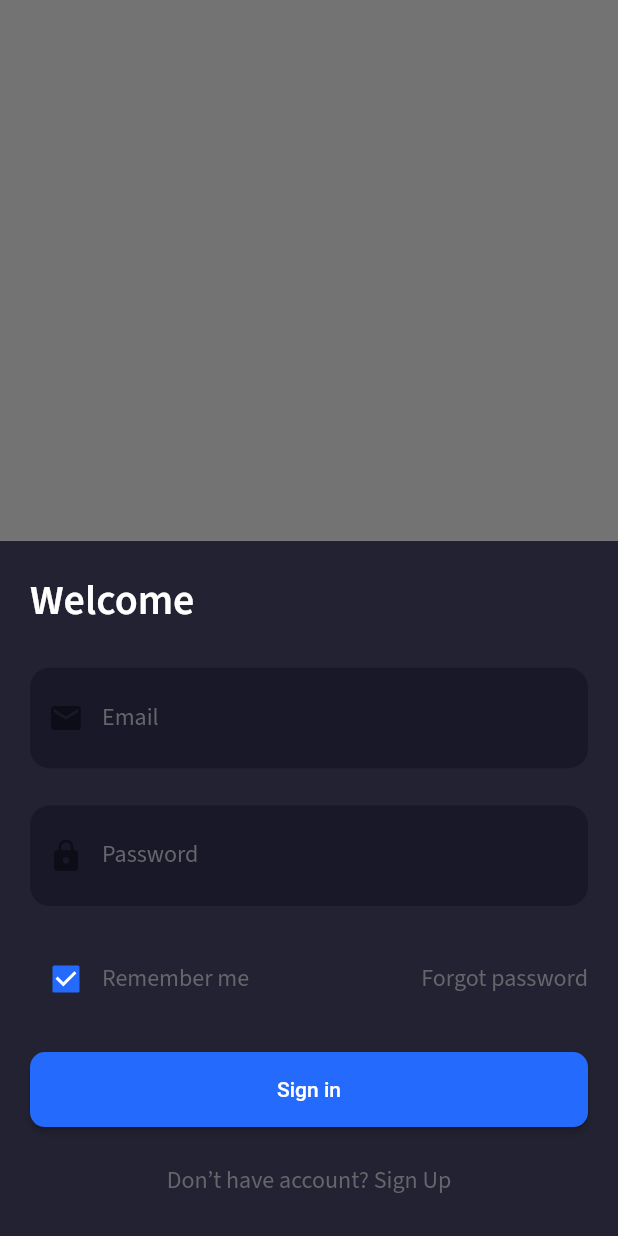
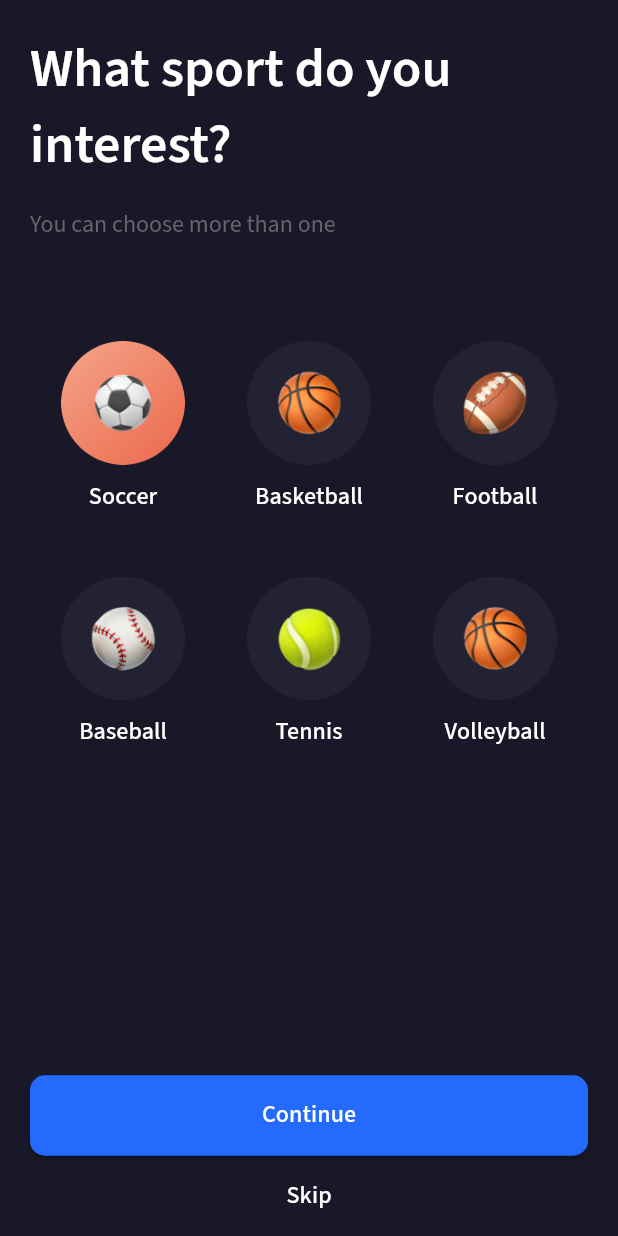
Before and after one commit to oluwakeye-john/livescore, a Flutter app: what showLoginModal() shows on an empty page, opened directly, after a tap on "Sign in", on a phone screen of 412 x 824 dp. Run offline on Flutter 3.47's test engine with Material 2 defaults, Android fonts, the phone set to English and light mode, and no system bars; our stand-ins replace google_fonts.

Commit message:
update to interest page

```diff
--- a/lib/main.dart
+++ b/lib/main.dart
@@ -1,4 +1,5 @@
 import 'package:flutter/material.dart';
+import 'package:sport_app/screens/interest.dart';
 import 'package:sport_app/screens/splash.dart';
 import 'package:sport_app/theme/index.dart';
 
@@ -14,7 +15,11 @@ class MyApp extends StatelessWidget {
       debugShowCheckedModeBanner: false,
       themeMode: ThemeMode.dark,
       theme: getTheme(),
-      home: SplashScreen(),
+      routes: {
+        "/": (_) => SplashScreen(),
+        "/interest": (_) => InterestScreen()
+      },
+      initialRoute: "/",
     ));
   }
 }
--- /dev/null
+++ b/lib/models/interest.dart
@@ -0,0 +1,6 @@
+class Interest {
+  String name;
+  String imagePath;
+
+  Interest({required this.name, required this.imagePath});
+}
--- a/lib/screens/home.dart
+++ /dev/null
@@ -1,13 +0,0 @@
-import 'package:flutter/material.dart';
-import 'package:sport_app/layout.dart';
-
-class HomeScreen extends StatelessWidget {
-  @override
-  Widget build(BuildContext context) {
-    return (AppLayout(
-      child: Center(
-        child: Text("Hello world"),
-      ),
-    ));
-  }
-}
--- /dev/null
+++ b/lib/screens/interest.dart
@@ -0,0 +1,135 @@
+import 'package:flutter/material.dart';
+// ignore: import_of_legacy_library_into_null_safe
+import 'package:sport_app/layout.dart';
+import 'package:sport_app/models/interest.dart';
+import 'package:sport_app/utils/responsive.dart';
+import 'package:sport_app/widgets/button.dart';
+
+class InterestScreen extends StatelessWidget {
+  @override
+  Widget build(BuildContext context) {
+    return (AppLayout(
+        child: Column(
+      children: [
+        _InterestTitle(),
+        _InterestSubtitle(),
+        _InterestList(),
+        _InterestButton()
+      ],
+    )));
+  }
+}
+
+class _InterestTitle extends StatelessWidget {
+  @override
+  Widget build(BuildContext context) {
+    ThemeData theme = Theme.of(context);
+    return (Container(
+        margin: EdgeInsets.only(
+            bottom: getResponsiveHeight(context: context, height: 2)),
+        child: Align(
+            alignment: Alignment.centerLeft,
+            child: Text(
+              "What sport do you interest?",
+              style: theme.textTheme.headline3,
+            ))));
+  }
+}
+
+class _InterestSubtitle extends StatelessWidget {
+  @override
+  Widget build(BuildContext context) {
+    ThemeData theme = Theme.of(context);
+    return (Container(
+      child: Align(
+        alignment: Alignment.centerLeft,
+        child: Text(
+          "You can choose more than one",
+          style: theme.textTheme.caption,
+        ),
+      ),
+    ));
+  }
+}
+
+List<Interest> interests = [
+  Interest(name: "Soccer", imagePath: "assets/interests/soccer.png"),
+  Interest(name: "Basketball", imagePath: "assets/interests/basketball.png"),
+  Interest(name: "Football", imagePath: "assets/interests/football.png"),
+  Interest(name: "Baseball", imagePath: "assets/interests/baseball.png"),
+  Interest(name: "Tennis", imagePath: "assets/interests/tennis.png"),
+  Interest(name: "Volleyball", imagePath: "assets/interests/basketball.png"),
+];
+
+class _InterestList extends StatelessWidget {
+  @override
+  Widget build(BuildContext context) {
+    return (Expanded(
+      child: Container(
+        margin: EdgeInsets.only(
+            top: getResponsiveHeight(context: context, height: 8)),
+        child: GridView.builder(
+            itemCount: interests.length,
+            gridDelegate: SliverGridDelegateWithFixedCrossAxisCount(
+                crossAxisCount: 3,
+                mainAxisSpacing:
+                    getResponsiveHeight(context: context, height: 4)),
+            itemBuilder: (context, pos) {
+              return (_InterestItem(
+                interest: interests[pos],
+              ));
+            }),
+      ),
+    ));
+  }
+}
+
+class _InterestItem extends StatelessWidget {
+  final Interest interest;
+
+  _InterestItem({required this.interest});
+
+  @override
+  Widget build(BuildContext context) {
+    ThemeData theme = Theme.of(context);
+    return (GestureDetector(
+      onTap: () {},
+      child: Column(
+        children: [
+          SizedBox(
+              width: getResponsiveWidth(context: context, width: 20),
+              child: Image.asset(
+                interest.imagePath,
+              )),
+          Padding(
+            padding: EdgeInsets.only(top: 10),
+            child: Text(
+              interest.name,
+              style: theme.textTheme.subtitle2,
+            ),
+          )
+        ],
+      ),
+    ));
+  }
+}
+
+class _InterestButton extends StatelessWidget {
+  @override
+  Widget build(BuildContext context) {
+    return (Column(
+      children: [
+        ExpandedWidth(
+            child: CustomButton(
+          onPress: () {},
+          text: "Continue",
+        )),
+        ExpandedWidth(
+            child: CustomFlatButton(
+          text: "Skip",
+          onPress: () {},
+        ))
+      ],
+    ));
+  }
+}
--- a/lib/screens/login.dart
+++ b/lib/screens/login.dart
@@ -15,7 +15,7 @@ showLoginModal({required BuildContext context}) {
           color: Color(modalBg),
           child: Column(
             children: [
-              LoginTitle(),
+              _LoginTitle(),
               CustomInput(
                 text: "Email",
                 icon: Icons.email,
@@ -25,16 +25,16 @@ showLoginModal({required BuildContext context}) {
                 icon: Icons.lock,
                 secure: true,
               ),
-              LoginRemember(),
-              LoginButton(),
-              LoginBase()
+              _LoginRemember(),
+              _LoginButton(),
+              _LoginBase()
             ],
           ),
         );
       });
 }
 
-class LoginTitle extends StatelessWidget {
+class _LoginTitle extends StatelessWidget {
   @override
   Widget build(BuildContext context) {
     ThemeData theme = Theme.of(context);
@@ -45,14 +45,14 @@ class LoginTitle extends StatelessWidget {
         alignment: Alignment.centerLeft,
         child: Text(
           "Welcome",
-          style: theme.textTheme.headline3,
+          style: theme.textTheme.headline4,
         ),
       ),
     ));
   }
 }
 
-class LoginRemember extends StatelessWidget {
+class _LoginRemember extends StatelessWidget {
   @override
   Widget build(BuildContext context) {
     ThemeData theme = Theme.of(context);
@@ -81,9 +81,13 @@ class LoginRemember extends StatelessWidget {
   }
 }
 
-class LoginButton extends StatelessWidget {
+class _LoginButton extends StatelessWidget {
   @override
   Widget build(BuildContext context) {
+    handleLogin() {
+      Navigator.of(context).pushNamed('/interest');
+    }
+
     return (Container(
       margin: EdgeInsets.only(
           bottom: getResponsiveHeight(context: context, height: 3)),
@@ -92,7 +96,9 @@ class LoginButton extends StatelessWidget {
           Expanded(
               child: CustomButton(
             text: "Sign in",
-            onPress: () {},
+            onPress: () {
+              handleLogin();
+            },
           ))
         ],
       ),
@@ -100,7 +106,7 @@ class LoginButton extends StatelessWidget {
   }
 }
 
-class LoginBase extends StatelessWidget {
+class _LoginBase extends StatelessWidget {
   @override
   Widget build(BuildContext context) {
     ThemeData theme = Theme.of(context);
--- a/lib/theme/index.dart
+++ b/lib/theme/index.dart
@@ -18,8 +18,18 @@ ThemeData getTheme() {
           headline3: GoogleFonts.sourceSansPro(
               textStyle: TextStyle(
                   color: Colors.white,
+                  fontSize: 36,
+                  fontWeight: FontWeight.w600)),
+          headline4: GoogleFonts.sourceSansPro(
+              textStyle: TextStyle(
+                  color: Colors.white,
                   fontSize: 28,
                   fontWeight: FontWeight.w600)),
+          subtitle2: GoogleFonts.sourceSansPro(
+              textStyle: TextStyle(
+            color: Colors.white,
+            fontSize: 16,
+          )),
           caption: GoogleFonts.sourceSansPro(
               textStyle: TextStyle(color: Color(0xFF65656B), fontSize: 16))));
 }
--- a/lib/widgets/button.dart
+++ b/lib/widgets/button.dart
@@ -1,5 +1,6 @@
 import 'package:flutter/material.dart';
 import 'package:flutter/widgets.dart';
+import 'package:sport_app/utils/responsive.dart';
 
 class CustomButton extends StatelessWidget {
   final String text;
@@ -9,13 +10,17 @@ class CustomButton extends StatelessWidget {
 
   @override
   Widget build(BuildContext context) {
+    ThemeData theme = Theme.of(context);
     return (SizedBox(
-      height: 50,
+      height: getResponsiveHeight(context: context, height: 6.5),
       child: ElevatedButton(
         onPressed: () {
           onPress();
         },
-        child: Text(text),
+        child: Text(
+          text,
+          style: theme.textTheme.subtitle2,
+        ),
         style: ElevatedButton.styleFrom(
             shape: RoundedRectangleBorder(
                 borderRadius: BorderRadius.circular(10))),
@@ -23,3 +28,38 @@ class CustomButton extends StatelessWidget {
     ));
   }
 }
+
+class ExpandedWidth extends StatelessWidget {
+  final Widget child;
+
+  ExpandedWidth({required this.child});
+
+  @override
+  Widget build(BuildContext context) {
+    return (Container(
+      width: double.infinity,
+      child: child,
+    ));
+  }
+}
+
+class CustomFlatButton extends StatelessWidget {
+  final String text;
+  final Function onPress;
+
+  CustomFlatButton({required this.text, required this.onPress});
+
+  @override
+  Widget build(BuildContext context) {
+    ThemeData theme = Theme.of(context);
+    return (SizedBox(
+      height: getResponsiveHeight(context: context, height: 6.5),
+      child: TextButton(
+          onPressed: () {},
+          child: Text(
+            "Skip",
+            style: theme.textTheme.subtitle2,
+          )),
+    ));
+  }
+}
```
Also changed, not shown: pubspec.yaml (+8 -0 lines), assets/basketball.png (added), assets/basketball.svg (added), assets/basketball2.png (added), assets/football.png (added), assets/interests/baseball.png (added), assets/interests/basketball.png (added), assets/interests/football.png (added), assets/interests/soccer.png (added), assets/interests/tennis.png (added), pubspec.lock, 1 other file.
